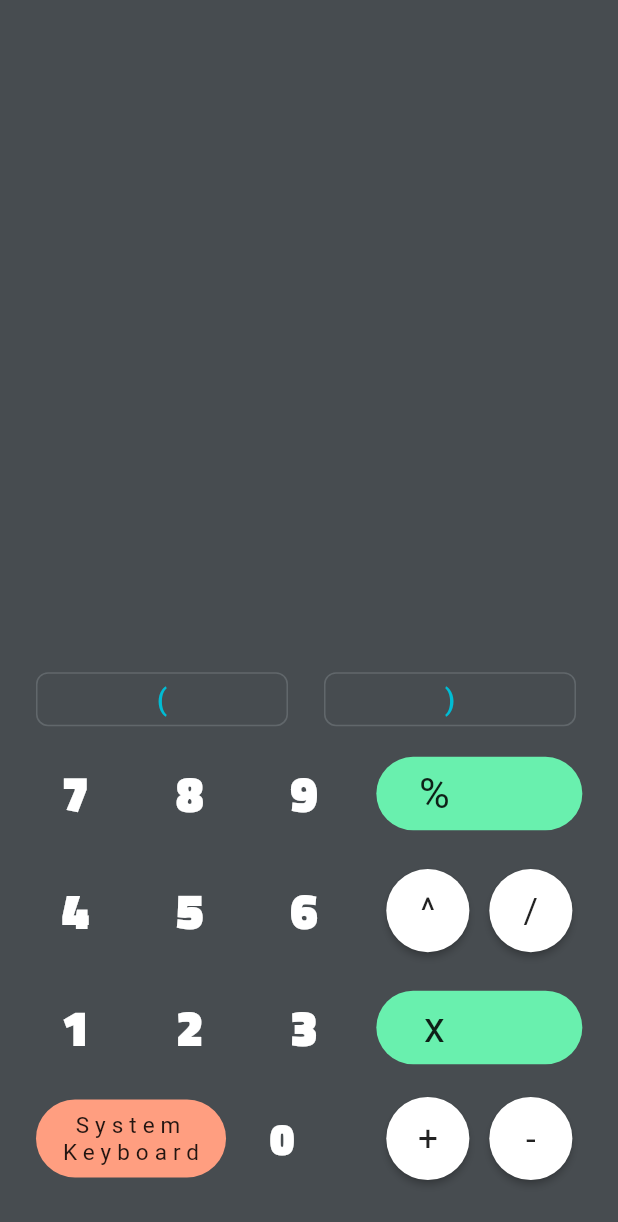
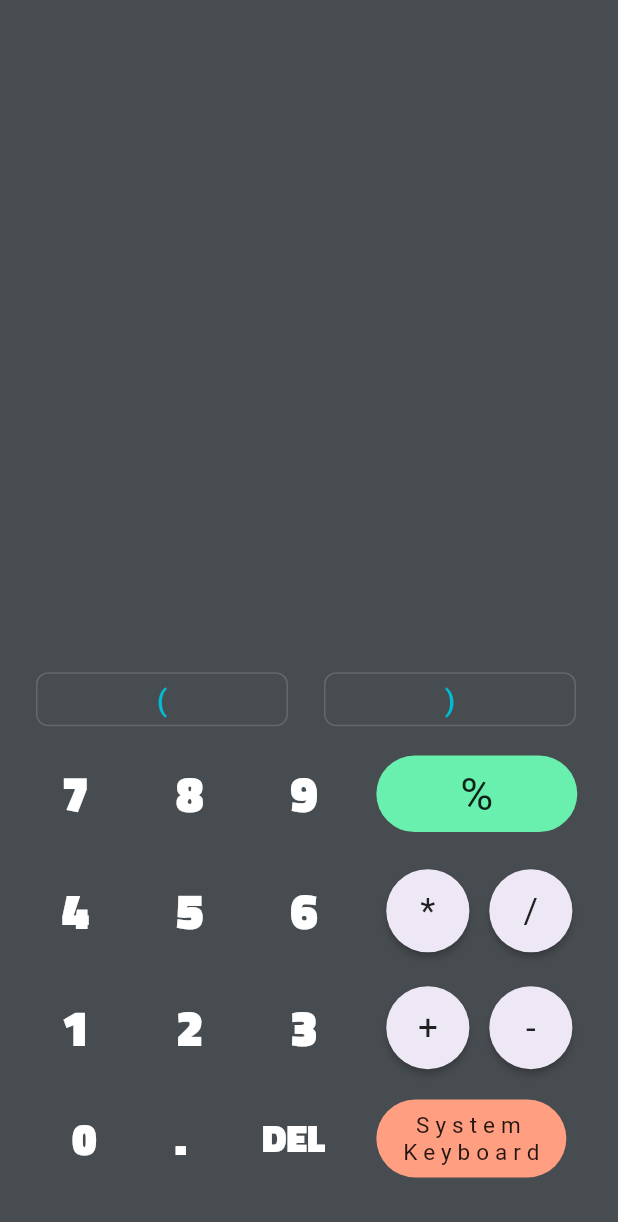
Before and after one commit to itsatifsiddiqui/prefix-infix-postfix, a Flutter app: the screen it shows after launch, on a phone screen of 412 x 824 dp. Shown: the top 1222 px of the screen. Run offline on Flutter 3.47's test engine with Material 2 defaults, Android fonts, the phone set to English and light mode, and no system bars; our stand-ins replace eva_icons_flutter.

Commit message:
ui changes

```diff
--- a/lib/converter_ui.dart
+++ b/lib/converter_ui.dart
@@ -1,8 +1,41 @@
 import 'package:flutter/material.dart';
+import 'package:infix_postfix_prefix/infixtopostfix.dart';
 import 'package:infix_postfix_prefix/ui_styles/styles.dart';
+import 'package:infix_postfix_prefix/widgets/bracket_button.dart';
+import 'package:infix_postfix_prefix/widgets/circular_button.dart';
+import 'package:infix_postfix_prefix/widgets/delete_button.dart';
+import 'package:infix_postfix_prefix/widgets/transparent_button.dart';
 
-class ConverterUI extends StatelessWidget {
+class ConverterUI extends StatefulWidget {
+  @override
+  _ConverterUIState createState() => _ConverterUIState();
+}
+
+class _ConverterUIState extends State<ConverterUI> {
   final sizebox = SizedBox(width: 10);
+  final node = FocusNode();
+
+  final _controller = new TextEditingController();
+  bool _keyboardFlag = false;
+
+  void initState() {
+    _controller.addListener(() {
+      setState(() {});
+    });
+    super.initState();
+  }
+
+  @override
+  void dispose() {
+    _controller.dispose();
+    super.dispose();
+  }
+
+  @override
+  void setState(fn) {
+    super.setState(fn);
+    print(Infix.toPostfixExpression(_controller.text));
+  }
 
   @override
   Widget build(BuildContext context) {
@@ -10,39 +43,102 @@ class ConverterUI extends StatelessWidget {
     final w3 = mq.width / 3;
     final w1_8 = mq.width / 1.8;
     return Scaffold(
+      resizeToAvoidBottomPadding: false,
       backgroundColor: bgColor,
       body: Padding(
         padding: EdgeInsets.only(left: 12, bottom: 30, right: 16),
-        child: Column(
-          mainAxisAlignment: MainAxisAlignment.end,
+        child: ListView(
+          reverse: true,
+          // mainAxisAlignment: MainAxisAlignment.end,
           children: <Widget>[
+            // Row(
+            //   children: [
+            //     Container(
+            //       padding: EdgeInsets.only(left: 12),
+            //       width: w1_8,
+            //       child: Row(
+            //         children: <Widget>[
+            //           keyBoardButton(),
+            //           SizedBox(width: mq.width / 130),
+            //           TransparentButton(
+            //             letter: "0",
+            //             controller: _controller,
+            //           ),
+            //         ],
+            //       ),
+            //     ),
+            //     sizebox,
+            //     Container(
+            //       width: w3,
+            //       child: Container(
+            //         width: mq.width / 3,
+            //         child: FittedBox(
+            //           child: Row(
+            //             children: <Widget>[
+            //               new CircularButton(
+            //                 letter: "+",
+            //                 controller: _controller,
+            //               ),
+            //               new CircularButton(
+            //                 letter: "-",
+            //                 controller: _controller,
+            //               )
+            //             ],
+            //           ),
+            //         ),
+            //       ),
+            //     )
+            //   ],
+            // ),
             Row(
-              children: <Widget>[
-                Expanded(
-                  child: Padding(
-                    padding: EdgeInsets.symmetric(horizontal: 12.0),
-                    child: outlineButton("("),
-                  ),
+              children: [
+                Container(
+                  width: w1_8,
+                  child: FittedBox(
+                      child: Row(
+                    children: <Widget>[
+                      sizebox,
+                      buttonRow(["0", "."]),
+                      DeleteButton(
+                        controller: _controller,
+                      )
+                      // TransparentButton(
+                      //   letter: "del",
+                      //   controller: _controller,
+                      // )
+                    ],
+                  )),
                 ),
-                Expanded(
-                  child: Padding(
-                    padding: EdgeInsets.symmetric(horizontal: 12.0),
-                    child: outlineButton(")"),
-                  ),
-                ),
+                sizebox,
+                keyBoardButton()
               ],
             ),
             Row(
               children: [
                 Container(
                   width: w1_8,
-                  child: FittedBox(child: buttonRow(["7", "8", "9"])),
+                  child: FittedBox(
+                    child: buttonRow(["1", "2", "3"]),
+                  ),
                 ),
                 sizebox,
                 Container(
                   width: w3,
-                  child: bigButton("%"),
-                ),
+                  child: FittedBox(
+                    child: Row(
+                      children: <Widget>[
+                        new CircularButton(
+                          letter: "+",
+                          controller: _controller,
+                        ),
+                        new CircularButton(
+                          letter: "-",
+                          controller: _controller,
+                        )
+                      ],
+                    ),
+                  ),
+                )
               ],
             ),
             Row(
@@ -59,8 +155,14 @@ class ConverterUI extends StatelessWidget {
                   child: FittedBox(
                     child: Row(
                       children: <Widget>[
-                        circularButton("^"),
-                        circularButton("/")
+                        new CircularButton(
+                          letter: "*",
+                          controller: _controller,
+                        ),
+                        new CircularButton(
+                          letter: "/",
+                          controller: _controller,
+                        )
                       ],
                     ),
                   ),
@@ -71,41 +173,97 @@ class ConverterUI extends StatelessWidget {
               children: [
                 Container(
                   width: w1_8,
-                  child: FittedBox(child: buttonRow(["1", "2", "3"])),
+                  child: FittedBox(
+                    child: buttonRow(["7", "8", "9"]),
+                  ),
                 ),
                 sizebox,
-                Container(width: w3, child: bigButton("x")),
+                FlatButton(
+                  splashColor: Colors.black,
+                  shape: RoundedRectangleBorder(
+                      borderRadius: BorderRadius.circular(1000)),
+                  // color: Color.fromRGBO(218, 242, 180, 1.0),
+                  color: Colors.greenAccent[200],
+                  onPressed: () {
+                    _controller.text += "%";
+                  },
+                  child: Padding(
+                    padding: const EdgeInsets.symmetric(
+                        horizontal: 0.0, vertical: 8.0),
+                    child: Text(
+                      "%",
+                      textAlign: TextAlign.center,
+                      style: TextStyle(
+                          // color: Color.fromRGBO(96, 100, 94, 1.0),
+                          color: Colors.black87,
+                          fontSize: 30,
+                          letterSpacing: 80,
+                          fontWeight: FontWeight.w400),
+                    ),
+                  ),
+                ),
+                // Container(
+                //   width: w3,
+                //   child: FittedBox(
+                //     child: Row(
+                //       children: <Widget>[
+                //         new CircularButton(
+                //           letter: "%",
+                //           controller: _controller,
+                //         ),
+                //         new CircularButton(
+                //           letter: "*",
+                //           controller: _controller,
+                //         )
+                //       ],
+                //     ),
+                //   ),
+                // )
               ],
             ),
             Row(
-              children: [
-                Container(
-                  padding: EdgeInsets.only(left: 12),
-                  width: w1_8,
-                  child: Row(
-                    children: <Widget>[
-                      keyBoardButton(),
-                      SizedBox(width: mq.width / 130),
-                      TransparentButton(letter: "0"),
-                    ],
+              children: <Widget>[
+                Expanded(
+                  child: Padding(
+                    padding: EdgeInsets.symmetric(horizontal: 12.0),
+                    child: BracketButton(
+                      letter: "(",
+                      controller: _controller,
+                    ),
                   ),
                 ),
-                sizebox,
-                Container(
-                  width: w3,
-                  child: Container(
-                    width: mq.width / 3,
-                    child: FittedBox(
-                      child: Row(
-                        children: <Widget>[
-                          circularButton("+"),
-                          circularButton("-")
-                        ],
-                      ),
+                Expanded(
+                  child: Padding(
+                    padding: EdgeInsets.symmetric(horizontal: 12.0),
+                    child: BracketButton(
+                      letter: ")",
+                      controller: _controller,
                     ),
                   ),
-                )
+                ),
               ],
+            ),
+            Container(
+              alignment: Alignment.centerRight,
+              height: 50,
+              child: TextField(
+                enabled: _keyboardFlag,
+                controller: _controller,
+                focusNode: node,
+                textDirection: TextDirection.ltr,
+                textAlign: TextAlign.end,
+                decoration: InputDecoration(
+                    contentPadding: EdgeInsets.zero, border: InputBorder.none),
+                style: TextStyle(
+                  fontSize: (_controller.text.length > 10) ? 30 : 40,
+                  color: Colors.white,
+                ),
+              ),
+            ),
+
+            Text(
+              Infix.toPostfixExpression(_controller.text),
+              style: TextStyle(fontSize: 30, color: Colors.white),
             ),
           ],
         ),
@@ -117,9 +275,18 @@ class ConverterUI extends StatelessWidget {
     return FlatButton(
       splashColor: Colors.black,
       shape: RoundedRectangleBorder(borderRadius: BorderRadius.circular(1000)),
-      // color: Color.fromRGBO(218, 242, 180, 1.0),
       color: Colors.deepOrangeAccent[100],
-      onPressed: () {},
+      onPressed: () {
+        print(_keyboardFlag);
+        setState(() {
+          _keyboardFlag = !_keyboardFlag;
+          if (node.hasFocus) {
+            node.unfocus();
+          } else {
+            FocusScope.of(context).requestFocus(node);
+          }
+        });
+      },
       child: Padding(
         padding: const EdgeInsets.symmetric(horizontal: 0.0, vertical: 8.0),
         child: Text(
@@ -136,104 +303,13 @@ class ConverterUI extends StatelessWidget {
     );
   }
 
-  RawMaterialButton circularButton(String letter) {
-    return RawMaterialButton(
-      onPressed: () {},
-      child: Text(
-        letter,
-        style: TextStyle(
-          fontSize: 30,
-        ),
-      ),
-      shape: new CircleBorder(),
-      elevation: 2.0,
-      splashColor: Colors.black,
-      fillColor: Colors.white,
-      padding: const EdgeInsets.all(18.0),
-    );
-  }
-
-  FlatButton bigButton(String letter) {
-    return FlatButton(
-      splashColor: Colors.black,
-      shape: RoundedRectangleBorder(borderRadius: BorderRadius.circular(1000)),
-      // color: Color.fromRGBO(218, 242, 180, 1.0),
-      color: Colors.greenAccent[200],
-      onPressed: () {},
-      child: Padding(
-        padding: const EdgeInsets.symmetric(horizontal: 0.0, vertical: 8.0),
-        child: Text(
-          letter,
-          textAlign: TextAlign.center,
-          style: TextStyle(
-              // color: Color.fromRGBO(96, 100, 94, 1.0),
-              color: Colors.black87,
-              fontSize: 28,
-              letterSpacing: 60,
-              fontWeight: FontWeight.w400),
-        ),
-      ),
-    );
-  }
-
   Row buttonRow(List<String> list) {
     return Row(
         children: list
             .map((letter) => TransparentButton(
                   letter: letter,
+                  controller: _controller,
                 ))
             .toList());
   }
-
-  OutlineButton outlineButton(String letter) {
-    return OutlineButton(
-      borderSide: BorderSide(color: Color.fromRGBO(97, 103, 107, 1)),
-      shape: RoundedRectangleBorder(
-        borderRadius: BorderRadius.circular(8),
-      ),
-      onPressed: () {},
-      child: Text(
-        letter,
-        style: TextStyle(fontSize: 20),
-      ),
-      highlightColor: Colors.black,
-      highlightedBorderColor: Colors.black,
-      disabledBorderColor: Colors.white,
-      textColor: Colors.cyan,
-    );
-  }
 }
-
-class TransparentButton extends StatelessWidget {
-  final Widget child;
-  final String letter;
-
-  TransparentButton({Key key, this.child, @required this.letter})
-      : super(key: key);
-
-  @override
-  Widget build(BuildContext context) {
-    return Padding(
-      padding: EdgeInsets.all(2),
-      child: InkWell(
-        splashColor: Colors.black,
-        borderRadius: BorderRadius.all(Radius.elliptical(120, 120)),
-        onTap: () {},
-        child: Padding(
-          // padding: EdgeInsets.all(20),
-          padding: EdgeInsets.symmetric(horizontal: 24, vertical: 10),
-          child: Text(
-            letter,
-            textAlign: TextAlign.center,
-            style: TextStyle(
-              color: Colors.white,
-              fontFamily: "titillium",
-              fontWeight: FontWeight.bold,
-              fontSize: 30,
-            ),
-          ),
-        ),
-      ),
-    );
-  }
-}
--- /dev/null
+++ b/lib/infixtopostfix.dart
@@ -0,0 +1,56 @@
+import 'dart:collection';
+import 'dart:math' as math;
+
+class Infix {
+  static int _checPrecedence(String ch) {
+    switch (ch) {
+      case "+":
+      case "-":
+        return 1;
+      case "*":
+      case "x":
+      case "X":
+      case "/":
+        return 2;
+      case "^":
+        return 3;
+      default:
+        return -1;
+    }
+  }
+
+  static String toPostfixExpression(String exp) {
+    String result = "";
+    Queue<String> stack = new Queue<String>();
+    String c;
+    RegExp regex = new RegExp("[a-zA-Z0-9]+");
+
+    for (var i = 0; i < exp.length; i++) {
+      c = exp[i];
+      if (regex.hasMatch(c))
+        result += c;
+      else if (c == '(')
+        stack.add(c);
+      else if (c == ')') {
+        while (stack.isNotEmpty && stack.last != "(") {
+          result += stack.removeLast();
+        }
+
+        if (stack.isEmpty)
+          return "Invalid Expression"; // invalid expression
+        else
+          stack.removeLast();
+      } else {
+        while (stack.isNotEmpty &&
+            _checPrecedence(c) <= _checPrecedence(stack.last)) {
+          result += stack.removeLast();
+        }
+        stack.add(c);
+      }
+    }
+    while (stack.isNotEmpty) {
+      result += stack.removeLast();
+    }
+    return result;
+  }
+}
--- /dev/null
+++ b/lib/widgets/bracket_button.dart
@@ -0,0 +1,29 @@
+import 'package:flutter/material.dart';
+
+class BracketButton extends StatelessWidget {
+  const BracketButton(
+      {Key key, @required this.letter, @required this.controller})
+      : super(key: key);
+
+  final String letter;
+  final TextEditingController controller;
+
+  @override
+  Widget build(BuildContext context) {
+    return OutlineButton(
+      borderSide: BorderSide(color: Color.fromRGBO(97, 103, 107, 1)),
+      shape: RoundedRectangleBorder(
+        borderRadius: BorderRadius.circular(8),
+      ),
+      onPressed: () => controller.text += letter,
+      child: Text(
+        letter,
+        style: TextStyle(fontSize: 20),
+      ),
+      highlightColor: Colors.black,
+      highlightedBorderColor: Colors.black,
+      disabledBorderColor: Colors.white,
+      textColor: Colors.cyan,
+    );
+  }
+}
--- /dev/null
+++ b/lib/widgets/circular_button.dart
@@ -0,0 +1,28 @@
+import 'package:flutter/material.dart';
+
+class CircularButton extends StatelessWidget {
+  const CircularButton(
+      {Key key, @required this.letter, @required this.controller})
+      : super(key: key);
+
+  final String letter;
+  final TextEditingController controller;
+
+  @override
+  Widget build(BuildContext context) {
+    return RawMaterialButton(
+      onPressed: () => controller.text = controller.text + letter,
+      child: Text(
+        letter,
+        style: TextStyle(
+          fontSize: 30,
+        ),
+      ),
+      shape: new CircleBorder(),
+      elevation: 2.0,
+      splashColor: Colors.black ,
+      fillColor: Colors.deepPurple[50],
+      padding: const EdgeInsets.all(18.0),
+    );
+  }
+}
--- /dev/null
+++ b/lib/widgets/delete_button.dart
@@ -0,0 +1,33 @@
+import 'package:flutter/material.dart';
+
+class DeleteButton extends StatelessWidget {
+  const DeleteButton({Key key, this.controller}) : super(key: key);
+
+  final TextEditingController controller;
+  @override
+  Widget build(BuildContext context) {
+    return GestureDetector(
+      onLongPress: () => controller.text = "",
+      child: InkWell(
+        splashColor: Colors.black,
+        borderRadius: BorderRadius.all(Radius.elliptical(120, 120)),
+        onTap: () => controller.text =
+            controller.text.substring(0, controller.text.length - 1),
+        child: Padding(
+          // padding: EdgeInsets.all(20),
+          padding: EdgeInsets.symmetric(horizontal: 24, vertical: 10),
+          child: Text(
+            "DEL",
+            textAlign: TextAlign.center,
+            style: TextStyle(
+              color: Colors.white,
+              fontFamily: "titillium",
+              fontWeight: FontWeight.bold,
+              fontSize: 25,
+            ),
+          ),
+        ),
+      ),
+    );
+  }
+}
--- /dev/null
+++ b/lib/widgets/transparent_button.dart
@@ -0,0 +1,37 @@
+import 'package:flutter/material.dart';
+
+class TransparentButton extends StatelessWidget {
+  final String letter;
+  final TextEditingController controller;
+
+  TransparentButton({Key key, @required this.letter, @required this.controller})
+      : super(key: key);
+
+  @override
+  Widget build(BuildContext context) {
+    return Padding(
+      padding: EdgeInsets.all(2),
+      child: InkWell(
+        splashColor: Colors.black,
+        borderRadius: BorderRadius.all(Radius.elliptical(120, 120)),
+        onTap: () {
+          controller.text += letter;
+        },
+        child: Padding(
+          // padding: EdgeInsets.all(20),
+          padding: EdgeInsets.symmetric(horizontal: 24, vertical: 10),
+          child: Text(
+            letter,
+            textAlign: TextAlign.center,
+            style: TextStyle(
+              color: Colors.white,
+              fontFamily: "titillium",
+              fontWeight: FontWeight.bold,
+              fontSize: 30,
+            ),
+          ),
+        ),
+      ),
+    );
+  }
+}
```
